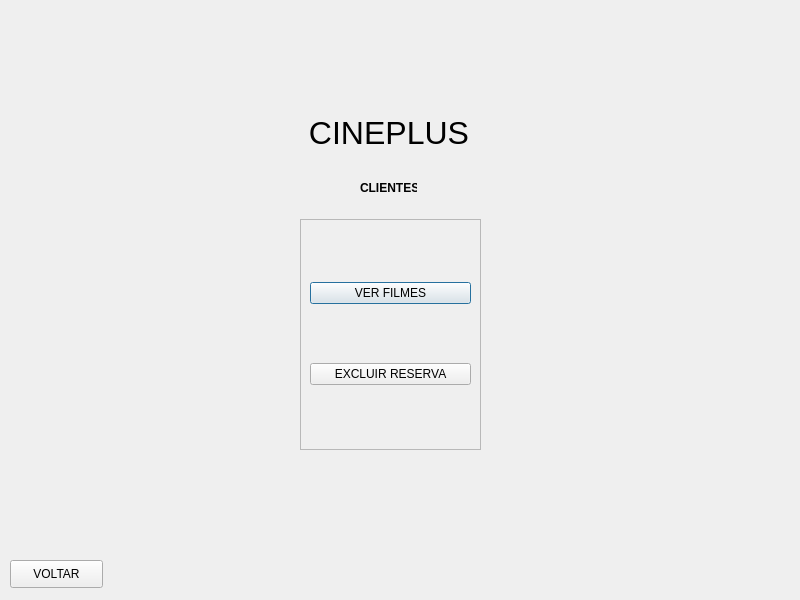
Old version of the form TELA_DPS_LOGIN.ui in the repository Josmateussilva0110/PROJETO_POO.
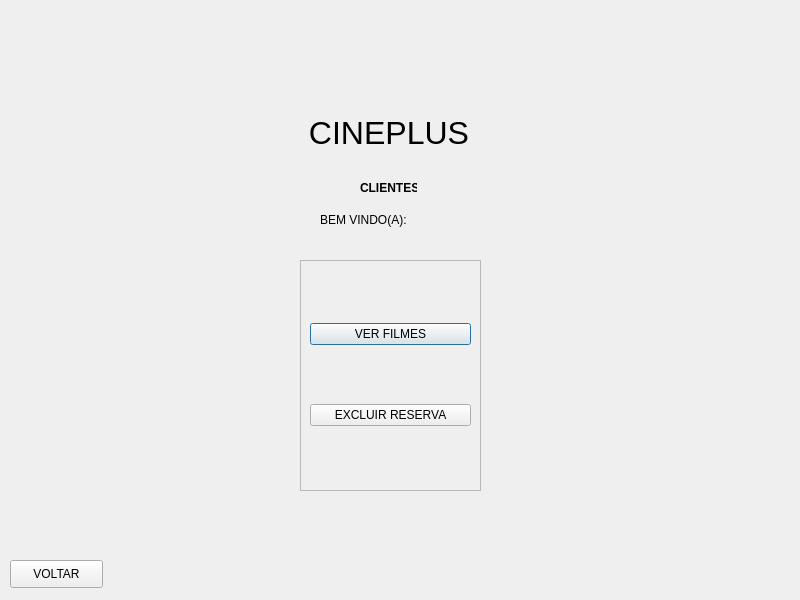
New version of the form.

What changed in the file:
```diff
--- a/TELA_DPS_LOGIN.ui
+++ b/TELA_DPS_LOGIN.ui
@@ -35,7 +35,7 @@
    <property name="geometry">
     <rect>
      <x>300</x>
-     <y>219</y>
+     <y>260</y>
      <width>181</width>
      <height>231</height>
     </rect>
@@ -102,6 +102,35 @@
     <string>&lt;html&gt;&lt;head/&gt;&lt;body&gt;&lt;p align=&quot;center&quot;&gt;&lt;span style=&quot; font-weight:600;&quot;&gt;CLIENTES&lt;/span&gt;&lt;/p&gt;&lt;/body&gt;&lt;/html&gt;</string>
    </property>
   </widget>
+  <widget class="QLabel" name="label_3">
+   <property name="geometry">
+    <rect>
+     <x>320</x>
+     <y>210</y>
+     <width>91</width>
+     <height>20</height>
+    </rect>
+   </property>
+   <property name="text">
+    <string>BEM VINDO(A): </string>
+   </property>
+  </widget>
+  <widget class="QLabel" name="label_4">
+   <property name="enabled">
+    <bool>false</bool>
+   </property>
+   <property name="geometry">
+    <rect>
+     <x>410</x>
+     <y>210</y>
+     <width>171</width>
+     <height>21</height>
+    </rect>
+   </property>
+   <property name="text">
+    <string/>
+   </property>
+  </widget>
  </widget>
  <resources/>
  <connections/>
```
